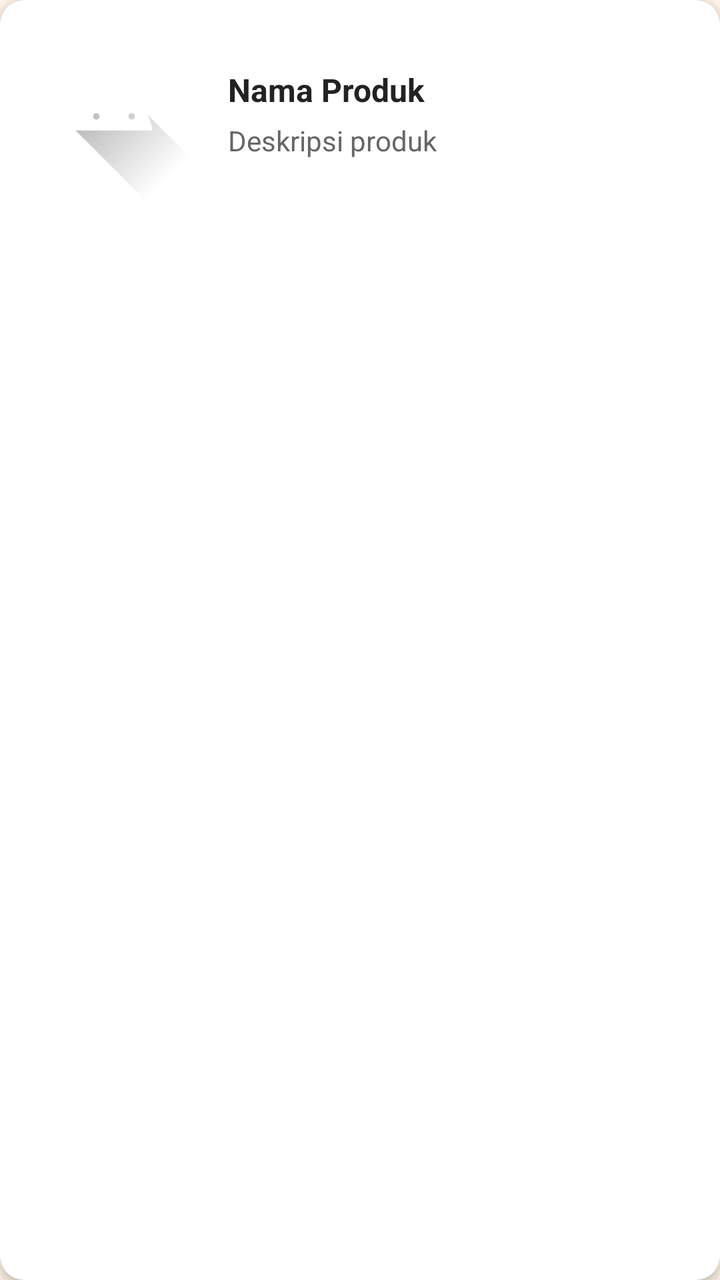
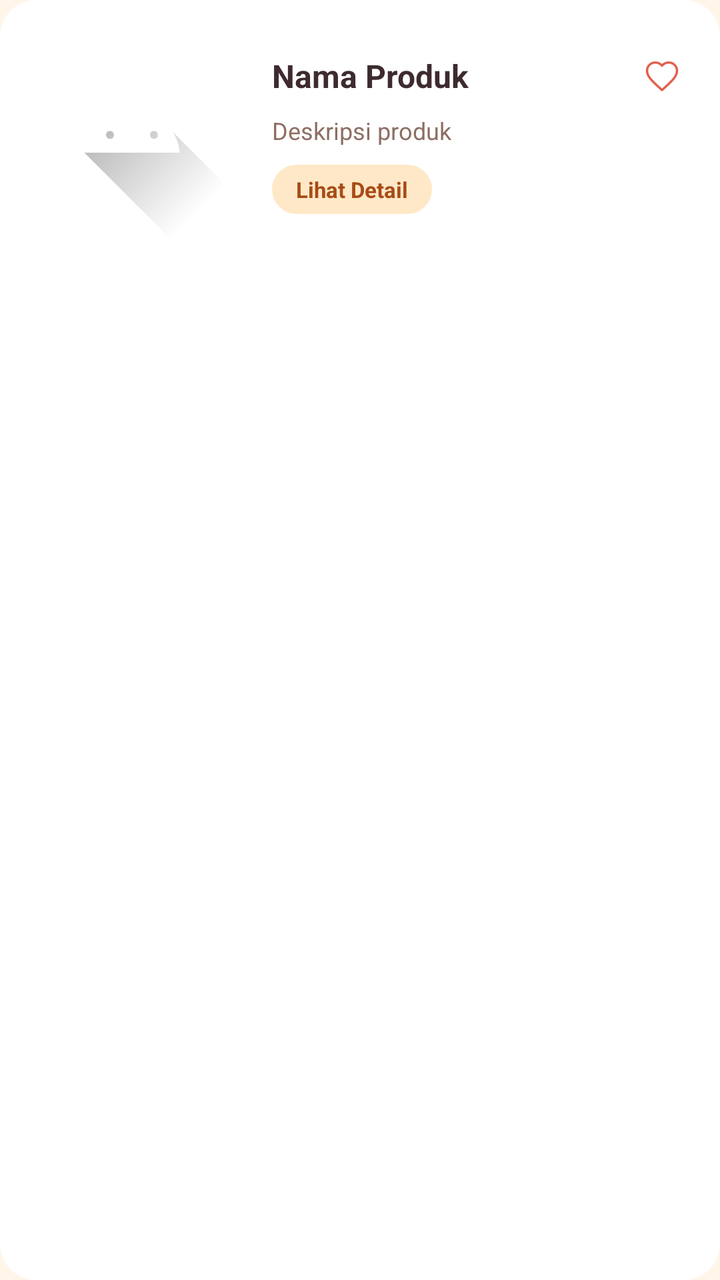

The first picture is an Android layout as it rendered before a commit; the second is the same layout after the commit. The layout source and the unified diff follow.
<!-- AndroidManifest.xml: application theme Theme.ProjectMobile_Aima3TIB -->
<!-- res/layout/item_produk_ekraf.xml -->
<?xml version="1.0" encoding="utf-8"?>
<androidx.cardview.widget.CardView
    xmlns:android="http://schemas.android.com/apk/res/android"
    xmlns:app="http://schemas.android.com/apk/res-auto"
    android:layout_width="match_parent"
    android:layout_height="wrap_content"
    android:layout_margin="8dp"
    app:cardCornerRadius="12dp"
    app:cardElevation="3dp">

    <LinearLayout
        android:layout_width="match_parent"
        android:layout_height="wrap_content"
        android:orientation="horizontal"
        android:padding="12dp"
        android:gravity="center_vertical">

        <ImageView
            android:id="@+id/ivGambarProduk"
            android:layout_width="90dp"
            android:layout_height="90dp"
            android:scaleType="centerCrop"
            android:contentDescription="Foto produk"
            android:src="@drawable/ic_launcher_foreground" />

        <LinearLayout
            android:layout_width="0dp"
            android:layout_height="wrap_content"
            android:layout_weight="1"
            android:orientation="vertical"
            android:layout_marginStart="12dp">

            <TextView
                android:id="@+id/tvNamaProduk"
                android:layout_width="match_parent"
                android:layout_height="wrap_content"
                android:text="Nama Produk"
                android:textColor="#222222"
                android:textSize="16sp"
                android:textStyle="bold" />

            <TextView
                android:id="@+id/tvDeskripsiProduk"
                android:layout_width="match_parent"
                android:layout_height="wrap_content"
                android:layout_marginTop="5dp"
                android:text="Deskripsi produk"
                android:textColor="#666666"
                android:textSize="14sp" />

        </LinearLayout>

    </LinearLayout>

</androidx.cardview.widget.CardView>
<!-- resources referenced by this layout -->
<resources>
  <!-- drawable ic_launcher_foreground (drawable) -->
  <vector xmlns:android="http://schemas.android.com/apk/res/android"
      xmlns:aapt="http://schemas.android.com/aapt"
      android:width="108dp"
      android:height="108dp"
      android:viewportWidth="108"
      android:viewportHeight="108">
      <path android:pathData="M31,63.928c0,0 6.4,-11 12.1,-13.1c7.2,-2.6 26,-1.4 26,-1.4l38.1,38.1L107,108.928l-32,-1L31,63.928z">
          <aapt:attr name="android:fillColor">
              <gradient
                  android:endX="85.84757"
                  android:endY="92.4963"
                  android:startX="42.9492"
                  android:startY="49.59793"
                  android:type="linear">
                  <item
                      android:color="#44000000"
                      android:offset="0.0" />
                  <item
                      android:color="#00000000"
                      android:offset="1.0" />
              </gradient>
          </aapt:attr>
      </path>
      <path
          android:fillColor="#FFFFFF"
          android:fillType="nonZero"
          android:pathData="M65.3,45.828l3.8,-6.6c0.2,-0.4 0.1,-0.9 -0.3,-1.1c-0.4,-0.2 -0.9,-0.1 -1.1,0.3l-3.9,6.7c-6.3,-2.8 -13.4,-2.8 -19.7,0l-3.9,-6.7c-0.2,-0.4 -0.7,-0.5 -1.1,-0.3C38.8,38.328 38.7,38.828 38.9,39.228l3.8,6.6C36.2,49.428 31.7,56.028 31,63.928h46C76.3,56.028 71.8,49.428 65.3,45.828zM43.4,57.328c-0.8,0 -1.5,-0.5 -1.8,-1.2c-0.3,-0.7 -0.1,-1.5 0.4,-2.1c0.5,-0.5 1.4,-0.7 2.1,-0.4c0.7,0.3 1.2,1 1.2,1.8C45.3,56.528 44.5,57.328 43.4,57.328L43.4,57.328zM64.6,57.328c-0.8,0 -1.5,-0.5 -1.8,-1.2s-0.1,-1.5 0.4,-2.1c0.5,-0.5 1.4,-0.7 2.1,-0.4c0.7,0.3 1.2,1 1.2,1.8C66.5,56.528 65.6,57.328 64.6,57.328L64.6,57.328z"
          android:strokeWidth="1"
          android:strokeColor="#00000000" />
  </vector>
  <style name="Theme.ProjectMobile_Aima3TIB" parent="Base.Theme.ProjectMobile_Aima3TIB" />
  <style name="Base.Theme.ProjectMobile_Aima3TIB" parent="Theme.Material3.Light.NoActionBar">
          <item name="android:windowBackground">#FFF5E8</item>
          <item name="android:colorBackground">#FFF5E8</item>
          <item name="android:navigationBarColor">#FFF5E8</item>
          <item name="android:windowLightStatusBar">true</item>
      </style>
</resources>

<!-- the commit's change to res/layout/item_produk_ekraf.xml (unified diff, before → after) -->
@@ -4,21 +4,22 @@
     xmlns:app="http://schemas.android.com/apk/res-auto"
     android:layout_width="match_parent"
     android:layout_height="wrap_content"
-    android:layout_margin="8dp"
-    app:cardCornerRadius="12dp"
-    app:cardElevation="3dp">
+    android:layout_marginBottom="12dp"
+    app:cardCornerRadius="18dp"
+    app:cardElevation="3dp"
+    app:cardBackgroundColor="#FFFFFF">
 
     <LinearLayout
         android:layout_width="match_parent"
         android:layout_height="wrap_content"
         android:orientation="horizontal"
-        android:padding="12dp"
-        android:gravity="center_vertical">
+        android:gravity="center_vertical"
+        android:padding="10dp">
 
         <ImageView
             android:id="@+id/ivGambarProduk"
-            android:layout_width="90dp"
-            android:layout_height="90dp"
+            android:layout_width="112dp"
+            android:layout_height="112dp"
             android:scaleType="centerCrop"
             android:contentDescription="Foto produk"
             android:src="@drawable/ic_launcher_foreground" />
@@ -28,25 +29,66 @@
             android:layout_height="wrap_content"
             android:layout_weight="1"
             android:orientation="vertical"
-            android:layout_marginStart="12dp">
+            android:paddingStart="14dp"
+            android:paddingEnd="6dp">
 
-            <TextView
-                android:id="@+id/tvNamaProduk"
+            
+            <LinearLayout
                 android:layout_width="match_parent"
                 android:layout_height="wrap_content"
-                android:text="Nama Produk"
-                android:textColor="#222222"
-                android:textSize="16sp"
-                android:textStyle="bold" />
+                android:orientation="horizontal"
+                android:gravity="center_vertical">
+
+                <TextView
+                    android:id="@+id/tvNamaProduk"
+                    android:layout_width="0dp"
+                    android:layout_height="wrap_content"
+                    android:layout_weight="1"
+                    android:text="Nama Produk"
+                    android:textColor="#3E2B2F"
+                    android:textSize="16sp"
+                    android:textStyle="bold"
+                    android:maxLines="2"
+                    android:ellipsize="end" />
+
+                <ImageButton
+                    android:id="@+id/btnFavorit"
+                    android:layout_width="26dp"
+                    android:layout_height="26dp"
+                    android:padding="4dp"
+                    android:background="@android:color/transparent"
+                    android:src="@drawable/ic_favorite_border"
+                    android:scaleType="fitCenter"
+                    android:contentDescription="Tambah favorit" />
+
+            </LinearLayout>
 
             <TextView
                 android:id="@+id/tvDeskripsiProduk"
                 android:layout_width="match_parent"
                 android:layout_height="wrap_content"
-                android:layout_marginTop="5dp"
+                android:layout_marginTop="6dp"
                 android:text="Deskripsi produk"
-                android:textColor="#666666"
-                android:textSize="14sp" />
+                android:textColor="#8D6E63"
+                android:textSize="12sp"
+                android:maxLines="2"
+                android:ellipsize="end" />
+
+            
+            <TextView
+                android:id="@+id/btnLihatDetail"
+                android:layout_width="wrap_content"
+                android:layout_height="wrap_content"
+                android:layout_marginTop="9dp"
+                android:background="@drawable/bg_kategori_produk"
+                android:paddingHorizontal="12dp"
+                android:paddingVertical="5dp"
+                android:text="Lihat Detail"
+                android:textColor="#A84B16"
+                android:textSize="11sp"
+                android:textStyle="bold"
+                android:clickable="true"
+                android:focusable="true" />
 
         </LinearLayout>
 
<!-- resource entries referenced after the edit -->
@@ -1,5 +1,30 @@
 <!-- resources referenced by this layout -->
 <resources>
+  <!-- drawable bg_kategori_produk (drawable) -->
+  <?xml version="1.0" encoding="utf-8"?>
+  <shape xmlns:android="http://schemas.android.com/apk/res/android"
+      android:shape="rectangle">
+  
+      <solid android:color="#FFE8C7" />
+  
+      <corners android:radius="20dp" />
+  
+  </shape>
+  <!-- drawable ic_favorite_border (drawable) -->
+  <vector xmlns:android="http://schemas.android.com/apk/res/android"
+      android:width="24dp"
+      android:height="24dp"
+      android:viewportWidth="24"
+      android:viewportHeight="24">
+  
+      <path
+          android:fillColor="@android:color/transparent"
+          android:strokeColor="#E05A47"
+          android:strokeWidth="1.5"
+          android:strokeLineCap="round"
+          android:strokeLineJoin="round"
+          android:pathData="M12,21.35 L10.55,20.03 C5.4,15.36 2,12.28 2,8.5 C2,5.42 4.42,3 7.5,3 C9.24,3 10.91,3.81 12,5.09 C13.09,3.81 14.76,3 16.5,3 C19.58,3 22,5.42 22,8.5 C22,12.28 18.6,15.36 13.45,20.04 Z"/>
+  </vector>
   <!-- drawable ic_launcher_foreground (drawable) -->
   <vector xmlns:android="http://schemas.android.com/apk/res/android"
       xmlns:aapt="http://schemas.android.com/aapt"
@@ -36,6 +61,7 @@
           <item name="android:windowBackground">#FFF5E8</item>
           <item name="android:colorBackground">#FFF5E8</item>
           <item name="android:navigationBarColor">#FFF5E8</item>
+          <item name="android:statusBarColor">#FFF5E8</item>
           <item name="android:windowLightStatusBar">true</item>
       </style>
 </resources>
